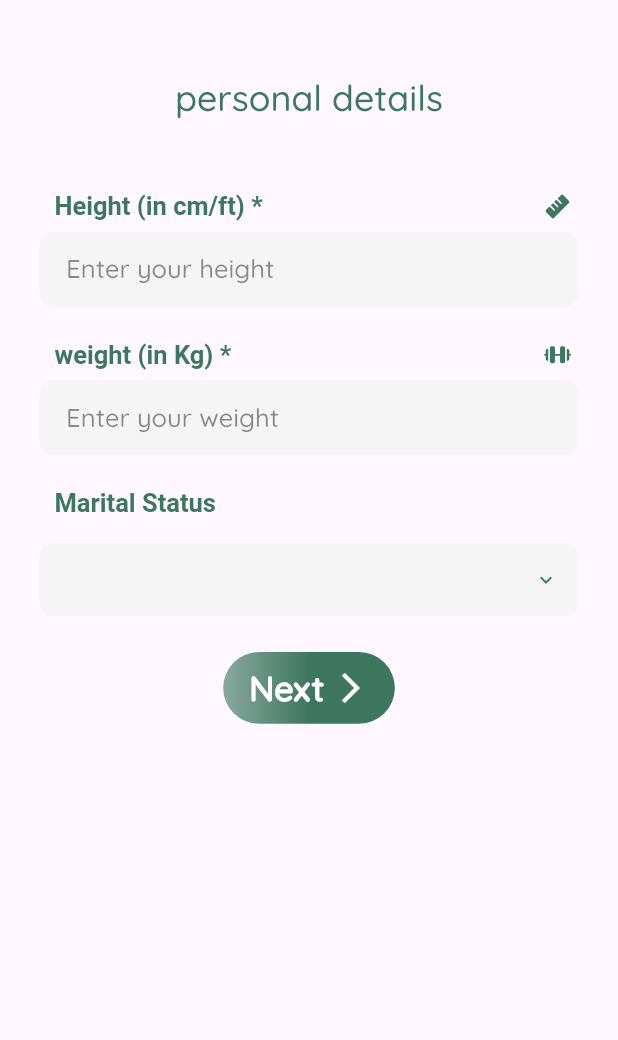
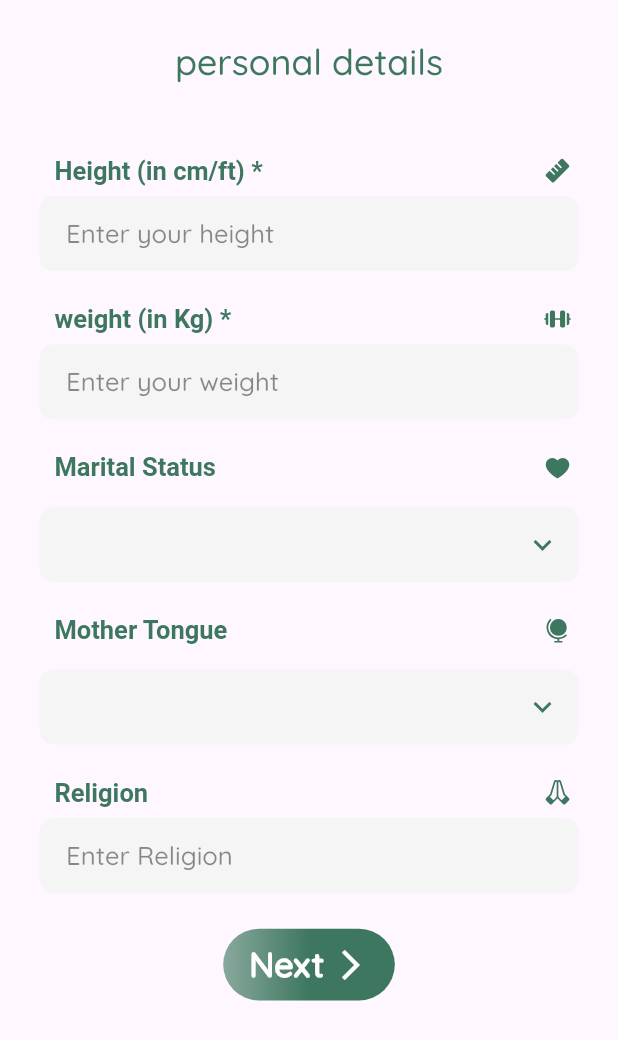
Before and after one commit to zalim-388/My-Ashaas, a Flutter app: what buildpersonalDetails() shows on an empty page, opened directly with empty values, on a phone screen of 412 x 824 dp. Shown: the top 1040 px of the screen. Run offline on Flutter 3.47's test engine with Material 3 defaults, Android fonts, the phone set to English and light mode, and no system bars; drawn by our look-alikes of dropdown_search; our stand-ins replace carousel_slider, country_picker, file_picker, flutter_screenutil, google_fonts, hexcolor and 7 more; missing offline and left inert: language_info_plus, uicons; Roboto replaces fonts that are missing (qs').

Commit message:
1/11/2025

```diff
--- a/lib/pages/find you match/personal_Details.dart
+++ b/lib/pages/find you match/personal_Details.dart
@@ -5,25 +5,32 @@ import 'package:agent_porta/styles/style.dart';
 import 'package:agent_porta/widgets/Text_field.dart';
 import 'package:agent_porta/widgets/dropdown.dart';
 import 'package:flutter/cupertino.dart';
+import 'package:flutter/foundation.dart';
 import 'package:flutter_screenutil/flutter_screenutil.dart';
 import 'package:phosphor_flutter/phosphor_flutter.dart';
 
 Widget buildpersonalDetails(
   PageController _pageController,
   GlobalKey<FormState> key,
-  TextEditingController _heigthController,
+  TextEditingController _heightController,
   TextEditingController _weightController,
-  BuildContext context,
-     Function(String?) onChanged,
-  String? selectedValue,
-   List<String> options,
-) {
+  TextEditingController _ReligionController,
+  TextEditingController _BloodGroupController, {
+  required Function(String?) onMaritalStatusChanged,
+  required String selectedMaritalStatus,
+  required List<String> MaritalStatuisoptions,
+  required BuildContext context,
+  required Function(String?) onMotherTohgueChanged,
+  required String selectedMotherTongue,
+  required List<String> MotherTongueOptions,
+}) {
   return Form(
     key: key,
 
     child: Padding(
-      padding: EdgeInsets.symmetric(horizontal: 23.w, vertical: 40.h),
+      padding: EdgeInsets.symmetric(horizontal: 23.w, vertical: 20.h),
 
+      child: SingleChildScrollView(
         child: Column(
           children: [
             Text(
@@ -32,11 +39,11 @@ Widget buildpersonalDetails(
             ),
             SizedBox(height: 20.h),
 
-          buildBusinessField(
+            buildADDField(
               label: 'Height (in cm/ft) *',
               icon: PhosphorIconsFill.ruler,
               hintText: 'Enter your height',
-            Controller: _heigthController,
+              Controller: _heightController,
               validator: (value) {
                 if (value == null || value.trim().isEmpty) {
                   return 'Please enter you heigth';
@@ -44,7 +51,7 @@ Widget buildpersonalDetails(
                 return null;
               },
             ),
-          buildBusinessField(
+            buildADDField(
               label: 'weight (in Kg) *',
               icon: PhosphorIconsFill.barbell,
               hintText: 'Enter your weight',
@@ -56,14 +63,39 @@ Widget buildpersonalDetails(
                 return null;
               },
             ),
-          buildDropdown(label: "Marital Status", context: context,
-          options: options,
-          selectedValue: selectedValue,
-          onChanged: (p0) {
-            onChanged(p0);
+            buildDropdown(
+              label: "Marital Status",
+              hintText: "Select Marital Status",
+              icon: PhosphorIconsFill.heart,
+              context: context,
+              options: MaritalStatuisoptions,
+              selectedValue: selectedMaritalStatus,
+              onChanged: onMaritalStatusChanged,
+            ),
+            buildDropdown(
+              label: "Mother Tongue",
+              hintText: "Select Mother Tongue",
+              icon: PhosphorIconsFill.globeStand,
+              context: context,
+              options: MotherTongueOptions,
+              selectedValue: selectedMotherTongue,
+              onChanged: onMotherTohgueChanged,
+              isSearchable: true,
+              // enabled: true,
+            ),
+
+            buildADDField(
+              label: 'Religion',
+              icon: PhosphorIconsFill.handsPraying,
+
+              hintText: 'Enter Religion',
+              Controller: _ReligionController,
+              validator: (value) {
+                if (value == null || value.trim().isEmpty) {
+                  return 'Please enter your Religion';
+                }
+                return null;
               },
-
-
             ),
 
             SizedBox(height: 20.h),
@@ -81,6 +113,7 @@ Widget buildpersonalDetails(
           ],
         ),
       ),
+    ),
   );
 }
 
@@ -88,7 +121,7 @@ Widget buildpersonalDetails(
 
 
 
-                // buildBusinessField(
+                // buildADDField(
                 //   label: 'Mobile Number',
                 //   icon: UIcons.regularRounded.mobile_notch,
                 //   hintText: 'Enter 10 digit mobile number',
@@ -107,21 +140,8 @@ Widget buildpersonalDetails(
                 // ),
 
 
-                // buildBusinessField(
-                //   label: 'District',
-                //   icon: PhosphorIconsFill.mapPin,
 
-                //   hintText: 'Enter district',
-                //   Controller: _districtController,
-                //   validator: (value) {
-                //     if (value == null || value.trim().isEmpty) {
-                //       return 'Please enter district';
-                //     }
-                //     return null;
-                //   },
-                // ),
-
-                // buildBusinessField(
+                // buildADDField(
                 //   label: 'State',
                 //   icon: PhosphorIconsFill.globeStand,
                 //   hintText: 'Enter state',
@@ -134,7 +154,7 @@ Widget buildpersonalDetails(
                 //   },
                 // ),
 
-                // buildBusinessField(
+                // buildADDField(
                 //   label: 'Country',
                 //   icon: PhosphorIconsFill.globeHemisphereEast,
                 //   hintText: 'Enter country',
@@ -147,7 +167,7 @@ Widget buildpersonalDetails(
                 //   },
                 // ),
 
-                // buildBusinessField(
+                // buildADDField(
                 //   label: 'GST Number',
                 //   icon: PhosphorIconsFill.pencilSimpleLine,
                 //   hintText: 'Enter GST number',
@@ -165,7 +185,7 @@ Widget buildpersonalDetails(
                 //   },
                 // ),
 
-                // buildBusinessField(
+                // buildADDField(
                 //   label: 'Aadhaar Number',
                 //   icon: PhosphorIconsFill.creditCard,
                 //   hintText: 'Enter Aadhaar number',
@@ -181,7 +201,7 @@ Widget buildpersonalDetails(
                 //   },
                 // ),
 
-                // buildBusinessField(
+                // buildADDField(
                 //   label: 'Nominee Name',
                 //   icon: PhosphorIconsFill.userCircle,
                 //   hintText: 'Enter nominee Name',
@@ -195,7 +215,7 @@ Widget buildpersonalDetails(
                 //   },
                 // ),
 
-                // buildBusinessField(
+                // buildADDField(
                 //   label: 'Nominee Number',
                 //   icon: PhosphorIconsRegular.numpad,
                 //   hintText: 'Enter nominee 10 digit mobile number',
--- a/lib/widgets/Text_field.dart
+++ b/lib/widgets/Text_field.dart
@@ -25,7 +25,7 @@ Widget buildFieldLabel({
   );
 }
 
-Widget buildBusinessField({
+Widget buildADDField({
   required String label,
   required String hintText,
   required TextEditingController Controller,
--- a/lib/widgets/dropdown.dart
+++ b/lib/widgets/dropdown.dart
@@ -1,7 +1,9 @@
 import 'package:agent_porta/styles/constants.dart';
 import 'package:agent_porta/styles/style.dart';
 import 'package:agent_porta/widgets/Text_field.dart';
+import 'package:dropdown_search/dropdown_search.dart';
 import 'package:flutter/material.dart';
+import 'package:flutter/rendering.dart';
 import 'package:flutter_screenutil/flutter_screenutil.dart';
 
 Widget buildDropdown({
@@ -13,37 +15,126 @@ Widget buildDropdown({
   String? selectedValue,
   required List<String> options,
   String? hintText,
+  bool isSearchable = false,
+  bool enabled = true,
+  String Function(String?)? validator,
 }) {
+  final String? validValue =
+      (selectedValue != null && options.contains(selectedValue))
+          ? selectedValue
+          : null;
+
   return Column(
     children: [
       buildFieldLabel(label: label, icon: icon, topPad: topPad),
 
       SizedBox(height: 8.h),
-      GestureDetector(
-        onTapDown: (TapDownDetails details) async {
-          final selected = await showMenu(
-            context: context,
-            position: RelativeRect.fromLTRB(
-              details.globalPosition.dx,
-              details.globalPosition.dy,
-              MediaQuery.of(context).size.width - details.globalPosition.dx,
-              MediaQuery.of(context).size.height - details.globalPosition.dy,
+
+      DropdownSearch<String>(
+        items: (filter, ScrollProps) => options,
+        selectedItem: validValue,
+        onChanged: enabled ? onChanged : null,
+        enabled: enabled,
+
+        decoratorProps: DropDownDecoratorProps(
+          decoration: InputDecoration(
+            suffixIcon: Icon(
+              Icons.keyboard_arrow_down,
+              size: 24,
+              color: kPrimaryColor,
             ),
-            items:
-                options.map((options) {
-                  return PopupMenuItem<String>(
-                    value: options,
-                    child: Text(options, style: GTextStyle.bodyMedium),
-                  );
-                }).toList(),
-            color: Colors.white,
-          );
-          if (selected != null) {
-            onChanged(selected);
-          }
-        },
-        child: Container(
-          padding: EdgeInsets.symmetric(horizontal: 12.w, vertical: 10.h),
+            contentPadding: EdgeInsets.symmetric(
+              horizontal: 12.w,
+              vertical: 10.h,
+            ),
+
+            border: OutlineInputBorder(
+              borderRadius: BorderRadius.circular(8.r),
+              borderSide: BorderSide.none,
+            ),
+            fillColor: Colors.grey.shade100,
+            filled: true,
+            hintText: selectedValue ?? hintText!,
+            hintStyle: GTextStyle.bodyBold.copyWith(
+              color: Colors.black45,
+              fontSize: 15.sp,
+              fontFamily: 'qs',
+            ),
+
+            errorStyle: GTextStyle.bodyLight.copyWith(
+              color: kErrorcolor,
+              fontWeight: FontWeight.w500,
+              fontSize: 13.sp,
+              fontFamily: 'qs',
+            ),
+            enabledBorder: OutlineInputBorder(
+              borderRadius: BorderRadius.circular(8.r),
+              borderSide: BorderSide.none,
+            ),
+            focusedBorder: OutlineInputBorder(
+              borderRadius: BorderRadius.circular(8.r),
+              borderSide: BorderSide.none,
+            ),
+            errorBorder: OutlineInputBorder(
+              borderRadius: BorderRadius.circular(8.r),
+              borderSide: BorderSide.none,
+            ),
+            focusedErrorBorder: OutlineInputBorder(
+              borderRadius: BorderRadius.circular(8.r),
+              borderSide: BorderSide.none,
+            ),
+          ),
+        ),
+        popupProps: PopupProps.menu(
+          showSearchBox: isSearchable,
+
+          searchFieldProps: TextFieldProps(
+            cursorErrorColor: kPrimaryColor,
+            cursorColor: kPrimaryColor,
+
+            decoration: InputDecoration(
+              hintText: "Search...",
+              hintStyle: GTextStyle.bodyBold.copyWith(
+                color: Colors.black45,
+                fontSize: 15.sp,
+                fontFamily: 'qs',
+              ),
+
+              border: OutlineInputBorder(
+                borderRadius: BorderRadius.circular(8.r),
+                borderSide: BorderSide(color: kPrimaryColor, width: 1.5),
+              ),
+
+              focusedBorder: OutlineInputBorder(
+                borderRadius: BorderRadius.circular(8.r),
+                borderSide: BorderSide(color: kPrimaryColor, width: 1.5),
+              ),
+              errorBorder: OutlineInputBorder(
+                borderRadius: BorderRadius.circular(8.r),
+                borderSide: BorderSide(color: kPrimaryColor, width: 1.5),
+              ),
+              focusedErrorBorder: OutlineInputBorder(
+                borderRadius: BorderRadius.circular(8.r),
+                borderSide: BorderSide(color: kPrimaryColor, width: 1.5),
+              ),
+              filled: true,
+              fillColor: Colors.grey.shade100,
+              isDense: true,
+              contentPadding: EdgeInsets.symmetric(
+                horizontal: 12.w,
+                vertical: 10.h,
+              ),
+            ),
+
+            style: GTextStyle.bodyBold.copyWith(
+              color: kPrimaryColor,
+              fontSize: 15.sp,
+            ),
+          ),
+          itemBuilder: (context, item, isDisabled, isSelected) {
+            return Container(
+              margin: EdgeInsets.zero,
+              padding: EdgeInsets.symmetric(horizontal: 12.w, vertical: 4.h),
               decoration: BoxDecoration(
                 borderRadius: BorderRadius.circular(8.r),
                 color: Colors.grey.shade100,
@@ -51,20 +142,23 @@ Widget buildDropdown({
               child: Row(
                 mainAxisAlignment: MainAxisAlignment.spaceBetween,
                 children: [
-              Text(
-                selectedValue ?? hintText!,
-
+                  Expanded(
+                    child: Text(
+                      item,
                       style: GTextStyle.bodyBold.copyWith(
-                  color: Colors.black45,
+                        color: kPrimaryColor,
                         fontSize: 15.sp,
-                  fontFamily: 'qs',
-                ),
-              ),
-              Icon(Icons.keyboard_arrow_down, size: 16, color: kPrimaryColor),
-            ],
                       ),
                     ),
                   ),
                 ],
+              ),
+            );
+          },
+          searchDelay: Duration(milliseconds: 200),
+        ),
+        validator: validator,
+      ),
+    ],
   );
 }
--- a/pubspec.yaml
+++ b/pubspec.yaml
@@ -36,6 +36,8 @@ dependencies:
   country_picker: ^2.0.26
   lottie: ^3.1.2
   cached_network_image: ^3.4.1
+  language_info_plus: ^1.0.1
+  dropdown_search: ^6.0.2
 
 
 dev_dependencies:
```
Also changed, not shown: lib/pages/businessCreation.dart (+13 -13 lines), lib/pages/find you match/find_you_matchCreation.dart (+51 -21 lines), lib/pages/home_page.dart (+11 -11 lines), lib/pages/set_pasaword.dart (+2 -6 lines), flutter_05.png (added), pubspec.lock. Lines whose indentation alone changed are shown as unchanged.
